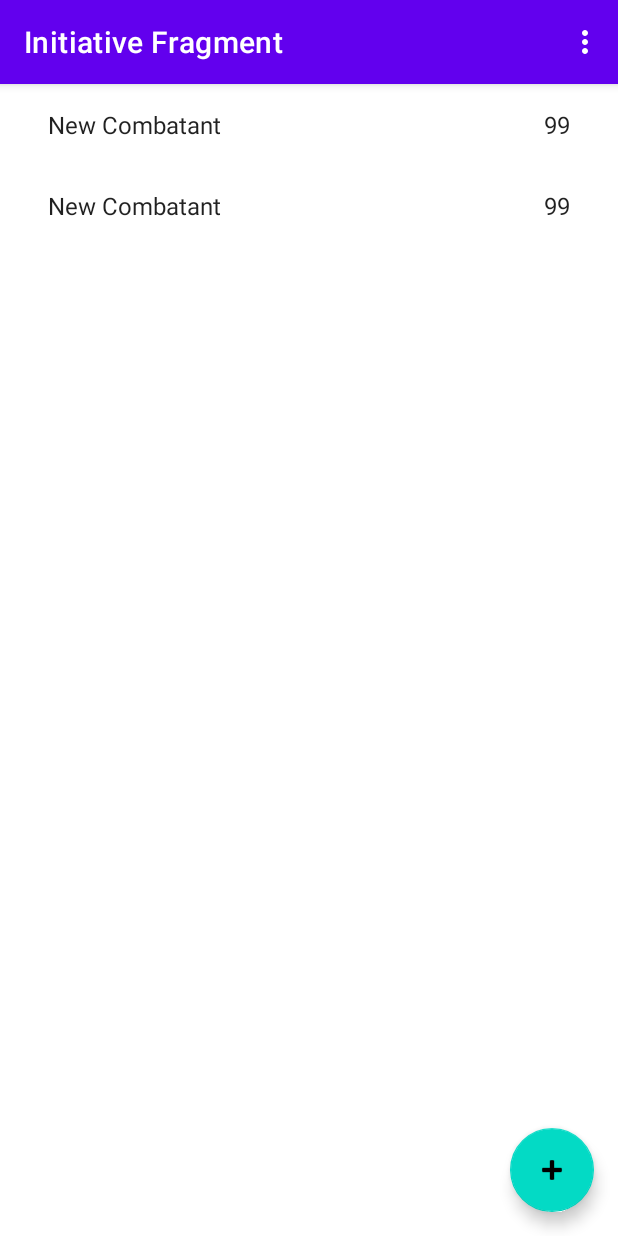
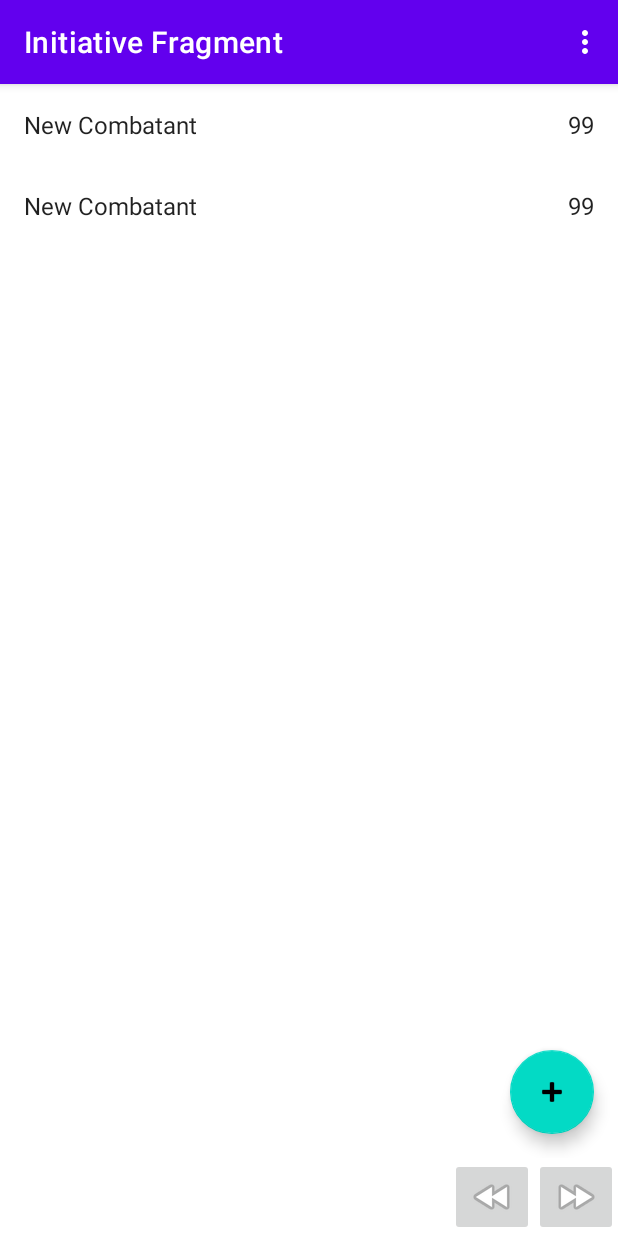
Before and after one commit to findusl/initiative-tracker, an Android app: the screen it shows after launch (MainActivity), on a phone screen of 412 x 824 dp. Run offline under Robolectric (Android 15) with nearby library versions, the light colour scheme and no system bars; our stand-ins replace data binding, navigation-ui.

Commit message:
Add controls row. Not yet functional

```diff
--- a/app/src/main/res/layout/fragment_initiative.xml
+++ b/app/src/main/res/layout/fragment_initiative.xml
@@ -1,17 +1,24 @@
 <?xml version="1.0" encoding="utf-8"?>
 
-<layout>
+<layout xmlns:android="http://schemas.android.com/apk/res/android"
+    xmlns:app="http://schemas.android.com/apk/res-auto"
+    xmlns:tools="http://schemas.android.com/tools">
 
     <data>
         <import type="android.view.View"/>
         <variable name="selected" type="Boolean" />
     </data>
 
-    <androidx.coordinatorlayout.widget.CoordinatorLayout xmlns:android="http://schemas.android.com/apk/res/android"
-        xmlns:app="http://schemas.android.com/apk/res-auto"
-        xmlns:tools="http://schemas.android.com/tools"
+    <LinearLayout
         android:layout_width="match_parent"
         android:layout_height="match_parent"
+        android:orientation="vertical">
+
+        <!-- Could probably merge with parent with ConstraintLayout -->
+        <androidx.coordinatorlayout.widget.CoordinatorLayout
+            android:layout_width="match_parent"
+            android:layout_height="0dp"
+            android:layout_weight="1"
             tools:context=".InitiativeFragment">
 
             <androidx.recyclerview.widget.RecyclerView
@@ -19,8 +26,6 @@
                 android:name="de.lehrbaum.initiativetracker.InitiativeFragment"
                 android:layout_width="match_parent"
                 android:layout_height="match_parent"
-            android:layout_marginLeft="16dp"
-            android:layout_marginRight="16dp"
                 app:layoutManager="LinearLayoutManager"
                 tools:context=".InitiativeFragment"
                 tools:listitem="@layout/fragment_initiative_item" />
@@ -36,4 +41,39 @@
                 android:src="@android:drawable/ic_input_add" />
 
         </androidx.coordinatorlayout.widget.CoordinatorLayout>
+
+        <LinearLayout
+            android:layout_width="match_parent"
+            android:layout_height="wrap_content"
+            android:orientation="horizontal">
+
+            <TextView
+                android:id="@+id/state_text"
+                android:layout_width="0dp"
+                android:layout_height="match_parent"
+                android:layout_weight="1"
+                android:gravity="center_vertical"
+                tools:text="Not yet started"/>
+
+            <ImageButton
+                android:id="@+id/prev_button"
+                android:layout_width="wrap_content"
+                android:layout_height="wrap_content"
+                android:minHeight="@dimen/min_control_size"
+                android:minWidth="@dimen/min_control_size"
+                android:src="@android:drawable/ic_media_rew"
+                android:contentDescription="@string/prev_button_content_description" />
+
+            <ImageButton
+                android:id="@+id/next_button"
+                android:layout_width="wrap_content"
+                android:layout_height="wrap_content"
+                android:minHeight="@dimen/min_control_size"
+                android:minWidth="@dimen/min_control_size"
+                android:src="@android:drawable/ic_media_ff"
+                android:contentDescription="@string/next_button_content_description" />
+
+        </LinearLayout>
+
+    </LinearLayout>
 </layout>
--- a/app/src/main/res/layout/fragment_initiative_item.xml
+++ b/app/src/main/res/layout/fragment_initiative_item.xml
@@ -6,7 +6,7 @@
 
     <data>
         <import type="android.view.View"/>
-        <variable name="viewModel" type="de.lehrbaum.initiativetracker.CombatantViewModel"/>
+        <variable name="viewModel" type="de.lehrbaum.initiativetracker.CombatantViewModel" />
     </data>
 
     <FrameLayout
@@ -46,17 +46,19 @@
             android:layout_width="match_parent"
             android:layout_height="wrap_content"
             android:orientation="horizontal"
-            android:visibility="@{viewModel.selected ? View.VISIBLE : View.GONE}">
+            android:visibility="@{viewModel.selected ? View.VISIBLE : View.GONE}"
+            tools:visibility="gone">
 
             <EditText
                 android:id="@+id/name_edit"
                 android:layout_width="0dp"
                 android:layout_height="wrap_content"
+                android:minHeight="@dimen/min_control_size"
+                android:minWidth="@dimen/min_control_size"
                 android:layout_margin="@dimen/text_margin"
                 android:autofillHints="name"
                 android:hint="@string/name_edit_hint"
                 android:inputType="textPersonName"
-                android:minHeight="48dp"
                 android:text="@{viewModel.name}"
                 android:textAppearance="?attr/textAppearanceListItem"
                 app:layout_constraintEnd_toStartOf="@+id/initiative_edit"
@@ -69,12 +71,13 @@
                 android:id="@+id/initiative_edit"
                 android:layout_width="wrap_content"
                 android:layout_height="wrap_content"
+                android:minHeight="@dimen/min_control_size"
+                android:minWidth="@dimen/min_control_size"
+                android:maxWidth="@dimen/min_control_size"
                 android:layout_margin="@dimen/text_margin"
                 android:autofillHints="no"
                 android:hint="@string/initiative_edit_hint"
                 android:inputType="numberDecimal"
-                android:maxWidth="48dp"
-                android:minHeight="48dp"
                 android:text="@{viewModel.initiativeString}"
                 android:textAppearance="?attr/textAppearanceListItem"
                 app:layout_constraintBottom_toBottomOf="@+id/name_edit"
@@ -87,6 +90,8 @@
                 android:id="@+id/cancel_button"
                 android:layout_width="wrap_content"
                 android:layout_height="wrap_content"
+                android:minHeight="@dimen/min_control_size"
+                android:minWidth="@dimen/min_control_size"
                 android:text="@string/cancel_text"
                 app:layout_constraintBottom_toBottomOf="parent"
                 app:layout_constraintEnd_toEndOf="parent"
@@ -97,6 +102,8 @@
                 android:id="@+id/save_button"
                 android:layout_width="wrap_content"
                 android:layout_height="wrap_content"
+                android:minHeight="@dimen/min_control_size"
+                android:minWidth="@dimen/min_control_size"
                 android:text="@string/save_text"
                 app:layout_constraintBottom_toBottomOf="parent"
                 app:layout_constraintEnd_toStartOf="@+id/cancel_button"
--- a/app/src/main/res/values/dimens.xml
+++ b/app/src/main/res/values/dimens.xml
@@ -1,4 +1,5 @@
 <resources>
     <dimen name="fab_margin">16dp</dimen>
     <dimen name="text_margin">16dp</dimen>
+    <dimen name="min_control_size">48dp</dimen>
 </resources>
--- a/app/src/main/res/values/strings.xml
+++ b/app/src/main/res/values/strings.xml
@@ -11,4 +11,6 @@
     <string name="name_edit_hint">The name of this creature.</string>
     <string name="cancel_text">Cancel</string>
     <string name="save_text">Save</string>
+    <string name="prev_button_content_description">Return to previous in initiative.</string>
+    <string name="next_button_content_description">Go to next in initiative.</string>
 </resources>
```
Lines whose indentation alone changed are shown as unchanged.
